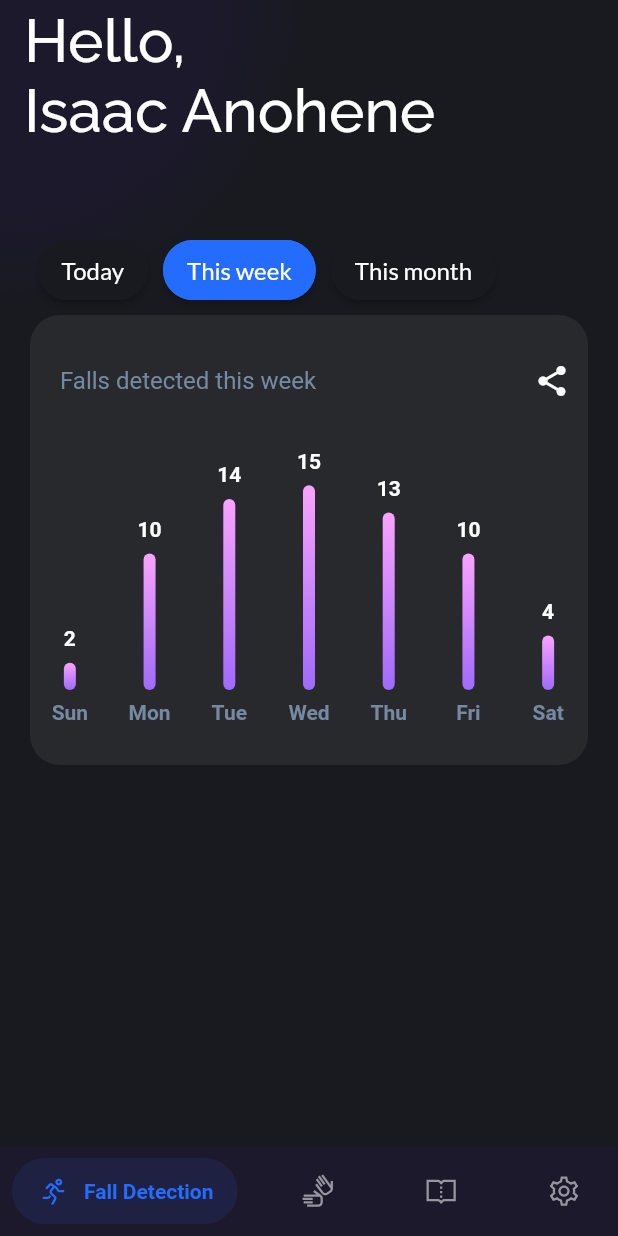
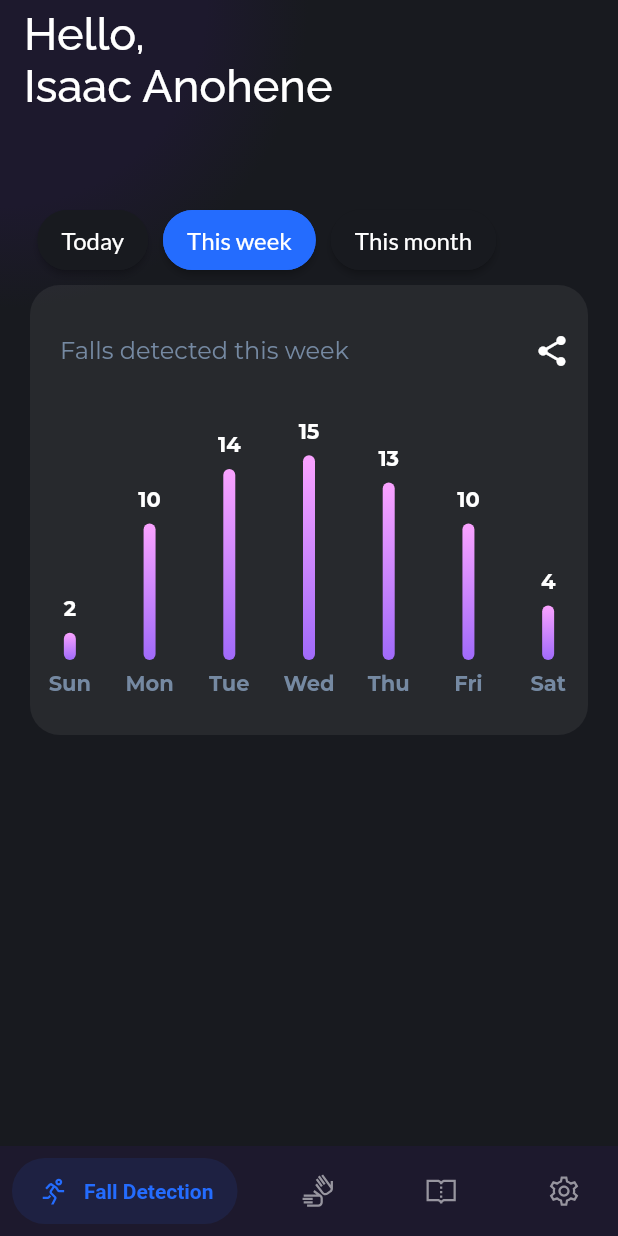
Before and after one commit to anohene1/companera, a Flutter app: the HomeScreen screen opened directly, after a tap on "This week", on a phone screen of 412 x 824 dp. Run offline on Flutter 3.47's test engine with Material 2 defaults, Android fonts, the phone set to English and light mode, and no system bars; drawn by our look-alikes of fl_chart, salomon_bottom_bar; our stand-ins replace firebase_auth, firebase_core, google_fonts, google_sign_in, line_icons; missing offline and left inert: flutter_platform_alert; accounts and stored records are empty; network calls fail.

```diff
--- a/lib/main.dart
+++ b/lib/main.dart
@@ -4,6 +4,7 @@ import 'package:companera/view/pages/auth.dart';
 import 'package:companera/view/pages/home.dart';
 import 'package:firebase_core/firebase_core.dart';
 import 'package:flutter/material.dart';
+import 'package:google_fonts/google_fonts.dart';
 import 'package:provider/provider.dart';
 
 import 'firebase_options.dart';
@@ -33,6 +34,8 @@ class MyApp extends StatelessWidget {
       themeMode: ThemeMode.dark,
       theme: ThemeData(
         primaryColor: const Color(0xff246CFE),
+        brightness: Brightness.dark,
+        textTheme: GoogleFonts.montserratTextTheme(ThemeData.dark().textTheme)
 
       ),
       home: AuthService().signedInUser == null ? AuthScreen() : HomeScreen(),
--- a/lib/view/pages/fall_detection/today.dart
+++ b/lib/view/pages/fall_detection/today.dart
@@ -13,7 +13,7 @@ class Today extends StatelessWidget {
       crossAxisAlignment: CrossAxisAlignment.start,
       children: [
         Text('No falls recorded!', style: GoogleFonts.lato(color: Colors.white, fontSize: 40, fontWeight: FontWeight.bold),),
-        Text('You are doing very well today, no falls have been detected.', style: GoogleFonts.montserrat(fontSize: 18, color: HexColor.fromHex("666A7A")),)
+        Text('You are doing very well today, no falls have been detected.', style: TextStyle(fontSize: 18, color: HexColor.fromHex("666A7A")),)
       ],
     );
   }
--- a/lib/view/pages/home.dart
+++ b/lib/view/pages/home.dart
@@ -35,13 +35,13 @@ class _HomeScreenState extends State<HomeScreen> {
         backgroundColor: Colors.transparent,
         centerTitle: false,
         elevation: 0,
-        toolbarHeight: 100,
+        toolbarHeight: 80,
         title: Text(
           // "Hello, \n${AuthService().signedInUser?.displayName}",
           "Hello, \nIsaac Anohene",
           style: GoogleFonts.raleway(
               // fontWeight: FontWeight.bold,
-              fontSize: 40,
+              fontSize: 30,
               color: Colors.white),
         ),
       ),
@@ -54,6 +54,10 @@ class _HomeScreenState extends State<HomeScreen> {
             currentIndex: currentIndex,
             unselectedItemColor: Colors.white54,
             onTap: (index) {
+              if (index == 3) {
+                Navigator.push(context, MaterialPageRoute(builder: (context) => Settings()));
+                return;
+              }
               setState(() {
                 currentIndex = index;
               });
@@ -62,7 +66,7 @@ class _HomeScreenState extends State<HomeScreen> {
               SalomonBottomBarItem(icon: Icon(LineIcons.running), title: Text('Fall Detection')),
               SalomonBottomBarItem(icon: Icon(LineIcons.signLanguage), title: Text('Sign Language')),
               SalomonBottomBarItem(icon: Icon(LineIcons.bookOpen), title: Text('Read')),
-              SalomonBottomBarItem(icon: Icon(LineIcons.cog), title: Text('Settings')),
+              SalomonBottomBarItem(icon: Icon(LineIcons.cog), title: Text('Settings'),),
             ],
           ),
         ),
@@ -80,14 +84,13 @@ class _HomeScreenState extends State<HomeScreen> {
               ),
             ),
             Container(
-              padding: EdgeInsets.only(top: 160),
+              padding: EdgeInsets.only(top: 140),
               child: IndexedStack(
                 index: currentIndex,
                 children: [
                   FallDetectionScreen(),
                   SignLanguageScreen(),
                   TextRecognitionScreen(),
-                  Settings()
                 ],
               ),
             )
--- a/pubspec.yaml
+++ b/pubspec.yaml
@@ -29,6 +29,7 @@ dependencies:
   line_icons: ^2.0.1
   salomon_bottom_bar: ^3.3.0
   fl_chart: ^0.50.1
+  google_maps_flutter: ^2.1.3
 
 
 dev_dependencies:
```
Also changed, not shown: lib/view/pages/settings.dart (+30 -2 lines), pubspec.lock, 2 other files.
